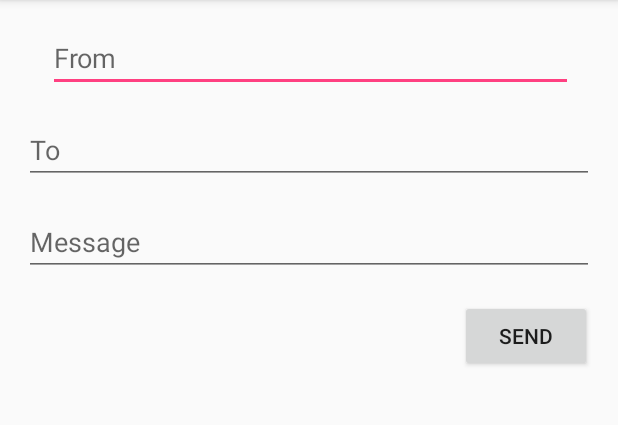
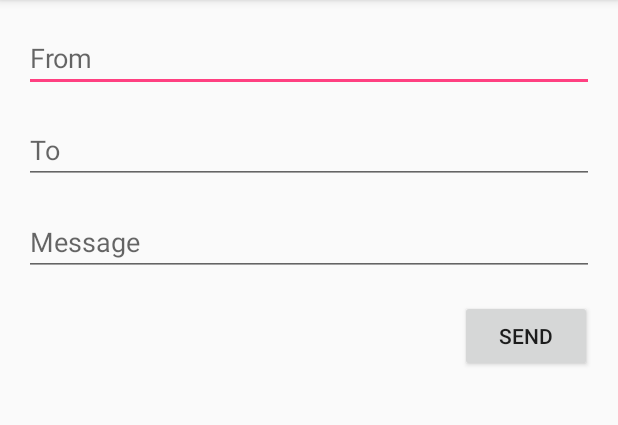
Before and after one commit to Reavershark/meshdevice-android, an Android app: the MessageFormActivity screen opened directly, with no data from a screen before it, on a phone screen of 412 x 824 dp, the part 84-509 px from its top. Run offline under Robolectric (Android 15) with nearby library versions, the phone set to English and light mode, and no system bars.

Commit message:
Temp sender field

```diff
--- a/app/src/main/res/layout/activity_message_form.xml
+++ b/app/src/main/res/layout/activity_message_form.xml
@@ -8,7 +8,7 @@
 
     <EditText
         android:id="@+id/senderEditText"
-        android:layout_width="350dp"
+        android:layout_width="0dp"
         android:layout_height="45dp"
         android:layout_marginEnd="16dp"
         android:layout_marginStart="16dp"
```
